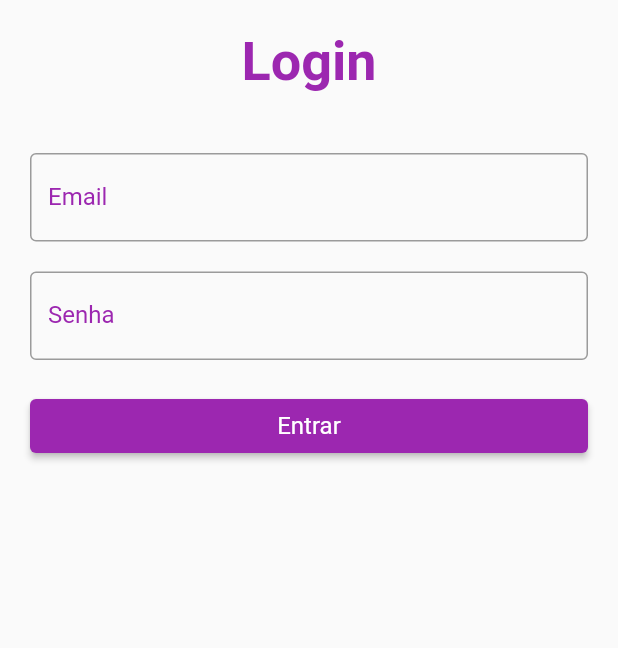
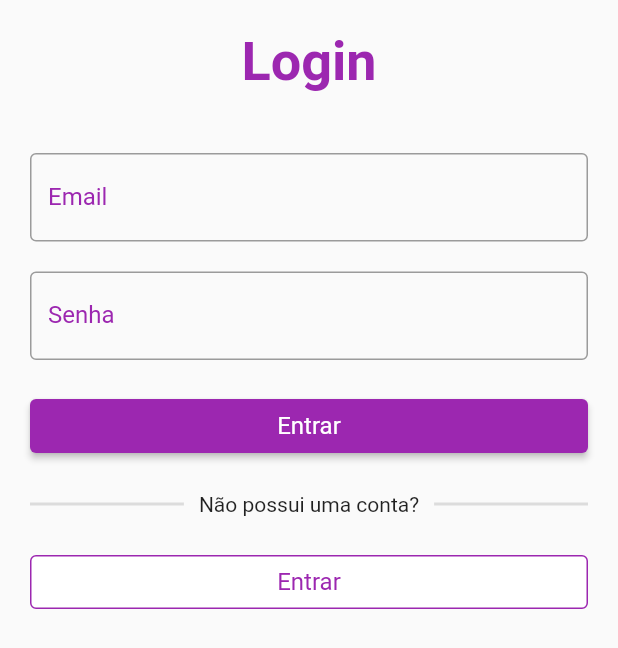
Before and after one commit to brunozupp/tasks_app_provider_consumer, a Flutter app: the screen it shows after launch, on a phone screen of 412 x 824 dp. Shown: the top 648 px of the screen. Run offline on Flutter 3.47's test engine with Material 2 defaults, Android fonts, the light colour scheme and no system bars; missing offline and left inert: enum_to_string.

Commit message:
Botão secundário

```diff
--- a/lib/pages/login/login_page.dart
+++ b/lib/pages/login/login_page.dart
@@ -1,6 +1,7 @@
 import 'package:flutter/material.dart';
 import 'package:tasks_app_provider_consumer/styles/colors_app.dart';
 import 'package:tasks_app_provider_consumer/widgets/buttons/button_primary_widget.dart';
+import 'package:tasks_app_provider_consumer/widgets/buttons/button_secundary_widget.dart';
 import 'package:tasks_app_provider_consumer/widgets/fields/password_form_field_widget.dart';
 import 'package:tasks_app_provider_consumer/widgets/fields/text_form_field_widget.dart';
 
@@ -47,6 +48,40 @@ class LoginPage extends StatelessWidget {
                         print("ddd");
                       },
                     ),
+                    const SizedBox(
+                      height: 20,
+                    ),
+                    Row(
+                      children: [
+                        const Expanded(
+                          child: Divider(
+                            thickness: 2,
+                          )
+                        ),
+                        Container(
+                          margin: const EdgeInsets.symmetric(
+                            horizontal: 10
+                          ),
+                          child: const Text(
+                            "Não possui uma conta?"
+                          ),
+                        ),
+                        const Expanded(
+                          child: Divider(
+                            thickness: 2,
+                          ),
+                        ),
+                      ],
+                    ),
+                    const SizedBox(
+                      height: 20,
+                    ),
+                    ButtonSecundaryWidget(
+                      text: "Entrar",
+                      onPressed: () {
+                        print("dddwewe");
+                      },
+                    ),
                   ],
                 )
               )
--- /dev/null
+++ b/lib/widgets/buttons/button_secundary_widget.dart
@@ -0,0 +1,54 @@
+import 'package:flutter/material.dart';
+import 'package:tasks_app_provider_consumer/styles/colors_app.dart';
+
+class ButtonSecundaryWidget extends StatelessWidget {
+
+  final String text;
+  final VoidCallback onPressed;
+
+  const ButtonSecundaryWidget({
+    Key? key,
+    required this.text,
+    required this.onPressed
+  }) : super(key: key);
+
+  @override
+  Widget build(BuildContext context) {
+    return SizedBox(
+      width: double.maxFinite,
+      child: ElevatedButton(
+        child: Text(
+          text,
+        ),
+        onPressed: onPressed,
+        style: ButtonStyle(
+          elevation: MaterialStateProperty.all(0),
+          side: MaterialStateProperty.all(
+            const BorderSide(
+              color: ColorsApp.primaryColor
+            )
+          ),
+          backgroundColor: MaterialStateProperty.resolveWith<Color>((states) {
+            if(states.contains(MaterialState.disabled)) return Colors.grey;
+            if(states.contains(MaterialState.pressed)) return ColorsApp.primaryColor.withAlpha(25);
+
+            return Colors.white;
+          }),
+          textStyle: MaterialStateProperty.resolveWith((states) {
+            if(states.contains(MaterialState.pressed)) {
+              return TextStyle(
+                fontSize: 18,
+                foreground: Paint()..color = ColorsApp.primaryColor,
+              );
+            }
+
+            return TextStyle(
+              fontSize: 16,
+              foreground: Paint()..color = ColorsApp.primaryColor,
+            );
+          }),
+        ),
+      ),
+    );
+  }
+}
```
